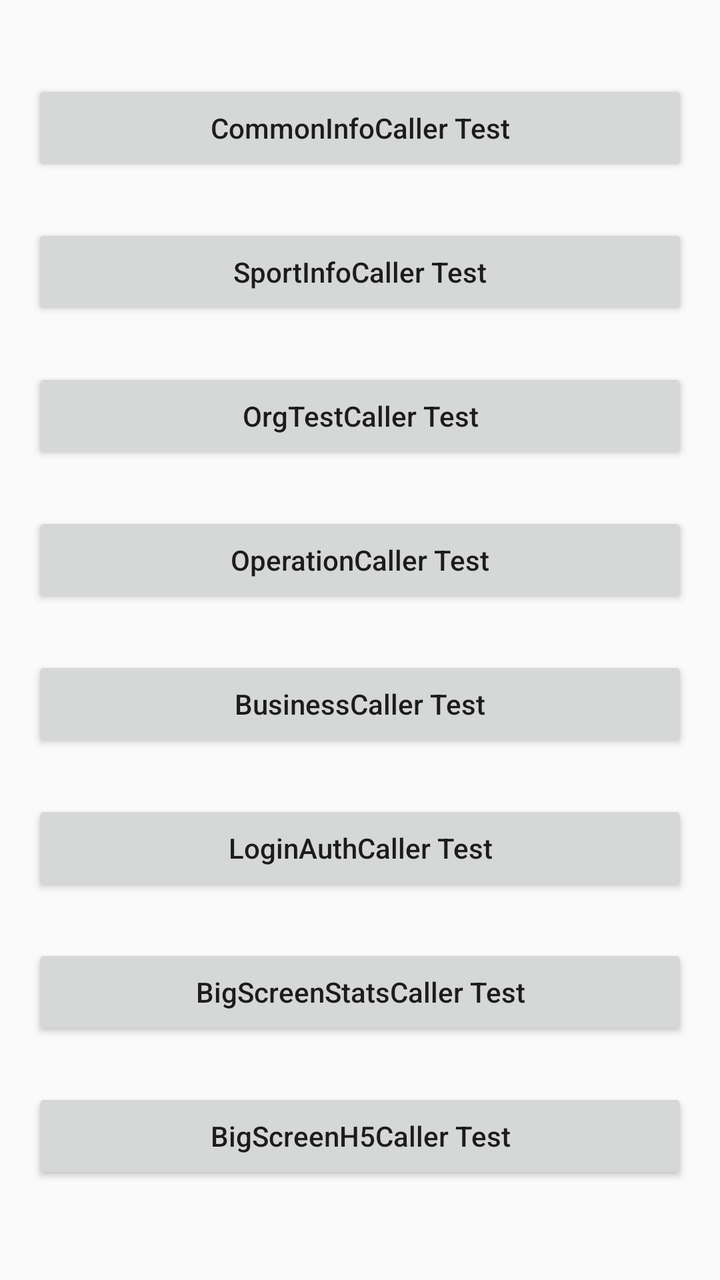
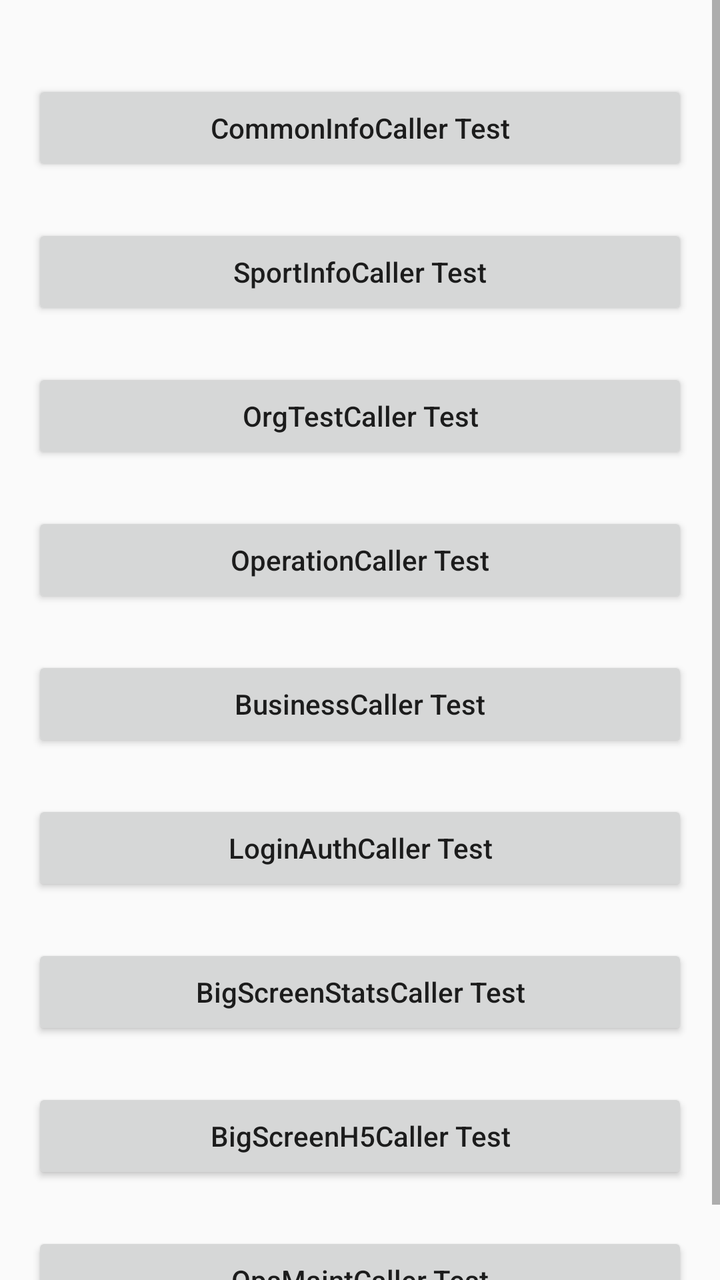

Compare the two renders of this Android layout. The source of the first and the diff that turns it into the second are given below.
<!-- AndroidManifest.xml: application theme Theme.JfPadSport -->
<!-- res/layout/ac_v3_interface_test.xml -->
<?xml version="1.0" encoding="utf-8"?>
<LinearLayout xmlns:android="http://schemas.android.com/apk/res/android"
    android:layout_width="match_parent"
    android:layout_height="match_parent"
    android:orientation="vertical"
    android:padding="16dp">

    <Button
        android:id="@+id/btn_1"
        android:layout_width="match_parent"
        android:layout_height="wrap_content"
        android:layout_marginTop="24dp"
        android:text="CommonInfoCaller Test"
        android:textAllCaps="false" />

    <Button
        android:id="@+id/btn_2"
        android:layout_width="match_parent"
        android:layout_height="wrap_content"
        android:layout_marginTop="24dp"
        android:text="SportInfoCaller Test"
        android:textAllCaps="false" />

    <Button
        android:id="@+id/btn_3"
        android:layout_width="match_parent"
        android:layout_height="wrap_content"
        android:layout_marginTop="24dp"
        android:text="OrgTestCaller Test"
        android:textAllCaps="false" />

    <Button
        android:id="@+id/btn_4"
        android:layout_width="match_parent"
        android:layout_height="wrap_content"
        android:layout_marginTop="24dp"
        android:text="OperationCaller Test"
        android:textAllCaps="false" />

    <Button
        android:id="@+id/btn_5"
        android:layout_width="match_parent"
        android:layout_height="wrap_content"
        android:layout_marginTop="24dp"
        android:text="BusinessCaller Test"
        android:textAllCaps="false" />

    <Button
        android:id="@+id/btn_6"
        android:layout_width="match_parent"
        android:layout_height="wrap_content"
        android:layout_marginTop="24dp"
        android:text="LoginAuthCaller Test"
        android:textAllCaps="false" />

    <Button
        android:id="@+id/btn_7"
        android:layout_width="match_parent"
        android:layout_height="wrap_content"
        android:layout_marginTop="24dp"
        android:text="BigScreenStatsCaller Test"
        android:textAllCaps="false" />

    <Button
        android:id="@+id/btn_8"
        android:layout_width="match_parent"
        android:layout_height="wrap_content"
        android:layout_marginTop="24dp"
        android:text="BigScreenH5Caller Test"
        android:textAllCaps="false" />

    <Button
        android:id="@+id/btn_9"
        android:layout_width="match_parent"
        android:layout_height="wrap_content"
        android:layout_marginTop="24dp"
        android:text="OpsMaintCaller Test"
        android:textAllCaps="false" />
</LinearLayout>
<!-- resources referenced by this layout -->
<resources>
  <style name="Theme.JfPadSport" parent="@style/Theme.AppCompat.DayNight.NoActionBar">
          
          <item name="colorPrimary">@color/purple_500</item>
          <item name="colorPrimaryVariant">@color/purple_700</item>
          <item name="colorOnPrimary">@color/color_white</item>
          
          <item name="colorSecondary">@color/teal_200</item>
          <item name="colorSecondaryVariant">@color/teal_700</item>
          <item name="colorOnSecondary">@color/color_black</item>
          
          <item name="android:statusBarColor" tools:targetApi="l">?attr/colorPrimaryVariant</item>
          
      </style>
  <color name="purple_500">#FF6200EE</color>
  <color name="purple_700">#FF3700B3</color>
  <color name="color_white">#FFFFFF</color>
  <color name="teal_200">#FF03DAC5</color>
  <color name="teal_700">#FF018786</color>
  <color name="color_black">#000000</color>
</resources>

<!-- the commit's change to res/layout/ac_v3_interface_test.xml (unified diff, before → after) -->
@@ -1,79 +1,84 @@
 <?xml version="1.0" encoding="utf-8"?>
-<LinearLayout xmlns:android="http://schemas.android.com/apk/res/android"
+<ScrollView xmlns:android="http://schemas.android.com/apk/res/android"
     android:layout_width="match_parent"
-    android:layout_height="match_parent"
-    android:orientation="vertical"
-    android:padding="16dp">
+    android:layout_height="match_parent">
 
-    <Button
-        android:id="@+id/btn_1"
+    <LinearLayout
         android:layout_width="match_parent"
-        android:layout_height="wrap_content"
-        android:layout_marginTop="24dp"
-        android:text="CommonInfoCaller Test"
-        android:textAllCaps="false" />
+        android:layout_height="match_parent"
+        android:orientation="vertical"
+        android:padding="16dp">
 
-    <Button
-        android:id="@+id/btn_2"
-        android:layout_width="match_parent"
-        android:layout_height="wrap_content"
-        android:layout_marginTop="24dp"
-        android:text="SportInfoCaller Test"
-        android:textAllCaps="false" />
+        <Button
+            android:id="@+id/btn_1"
+            android:layout_width="match_parent"
+            android:layout_height="wrap_content"
+            android:layout_marginTop="24dp"
+            android:text="CommonInfoCaller Test"
+            android:textAllCaps="false" />
 
-    <Button
-        android:id="@+id/btn_3"
-        android:layout_width="match_parent"
-        android:layout_height="wrap_content"
-        android:layout_marginTop="24dp"
-        android:text="OrgTestCaller Test"
-        android:textAllCaps="false" />
+        <Button
+            android:id="@+id/btn_2"
+            android:layout_width="match_parent"
+            android:layout_height="wrap_content"
+            android:layout_marginTop="24dp"
+            android:text="SportInfoCaller Test"
+            android:textAllCaps="false" />
 
-    <Button
-        android:id="@+id/btn_4"
-        android:layout_width="match_parent"
-        android:layout_height="wrap_content"
-        android:layout_marginTop="24dp"
-        android:text="OperationCaller Test"
-        android:textAllCaps="false" />
+        <Button
+            android:id="@+id/btn_3"
+            android:layout_width="match_parent"
+            android:layout_height="wrap_content"
+            android:layout_marginTop="24dp"
+            android:text="OrgTestCaller Test"
+            android:textAllCaps="false" />
 
-    <Button
-        android:id="@+id/btn_5"
-        android:layout_width="match_parent"
-        android:layout_height="wrap_content"
-        android:layout_marginTop="24dp"
-        android:text="BusinessCaller Test"
-        android:textAllCaps="false" />
+        <Button
+            android:id="@+id/btn_4"
+            android:layout_width="match_parent"
+            android:layout_height="wrap_content"
+            android:layout_marginTop="24dp"
+            android:text="OperationCaller Test"
+            android:textAllCaps="false" />
 
-    <Button
-        android:id="@+id/btn_6"
-        android:layout_width="match_parent"
-        android:layout_height="wrap_content"
-        android:layout_marginTop="24dp"
-        android:text="LoginAuthCaller Test"
-        android:textAllCaps="false" />
+        <Button
+            android:id="@+id/btn_5"
+            android:layout_width="match_parent"
+            android:layout_height="wrap_content"
+            android:layout_marginTop="24dp"
+            android:text="BusinessCaller Test"
+            android:textAllCaps="false" />
 
-    <Button
-        android:id="@+id/btn_7"
-        android:layout_width="match_parent"
-        android:layout_height="wrap_content"
-        android:layout_marginTop="24dp"
-        android:text="BigScreenStatsCaller Test"
-        android:textAllCaps="false" />
+        <Button
+            android:id="@+id/btn_6"
+            android:layout_width="match_parent"
+            android:layout_height="wrap_content"
+            android:layout_marginTop="24dp"
+            android:text="LoginAuthCaller Test"
+            android:textAllCaps="false" />
 
-    <Button
-        android:id="@+id/btn_8"
-        android:layout_width="match_parent"
-        android:layout_height="wrap_content"
-        android:layout_marginTop="24dp"
-        android:text="BigScreenH5Caller Test"
-        android:textAllCaps="false" />
+        <Button
+            android:id="@+id/btn_7"
+            android:layout_width="match_parent"
+            android:layout_height="wrap_content"
+            android:layout_marginTop="24dp"
+            android:text="BigScreenStatsCaller Test"
+            android:textAllCaps="false" />
 
-    <Button
-        android:id="@+id/btn_9"
-        android:layout_width="match_parent"
-        android:layout_height="wrap_content"
-        android:layout_marginTop="24dp"
-        android:text="OpsMaintCaller Test"
-        android:textAllCaps="false" />
-</LinearLayout>
+        <Button
+            android:id="@+id/btn_8"
+            android:layout_width="match_parent"
+            android:layout_height="wrap_content"
+            android:layout_marginTop="24dp"
+            android:text="BigScreenH5Caller Test"
+            android:textAllCaps="false" />
+
+        <Button
+            android:id="@+id/btn_9"
+            android:layout_width="match_parent"
+            android:layout_height="wrap_content"
+            android:layout_marginTop="24dp"
+            android:text="OpsMaintCaller Test"
+            android:textAllCaps="false" />
+    </LinearLayout>
+</ScrollView>
